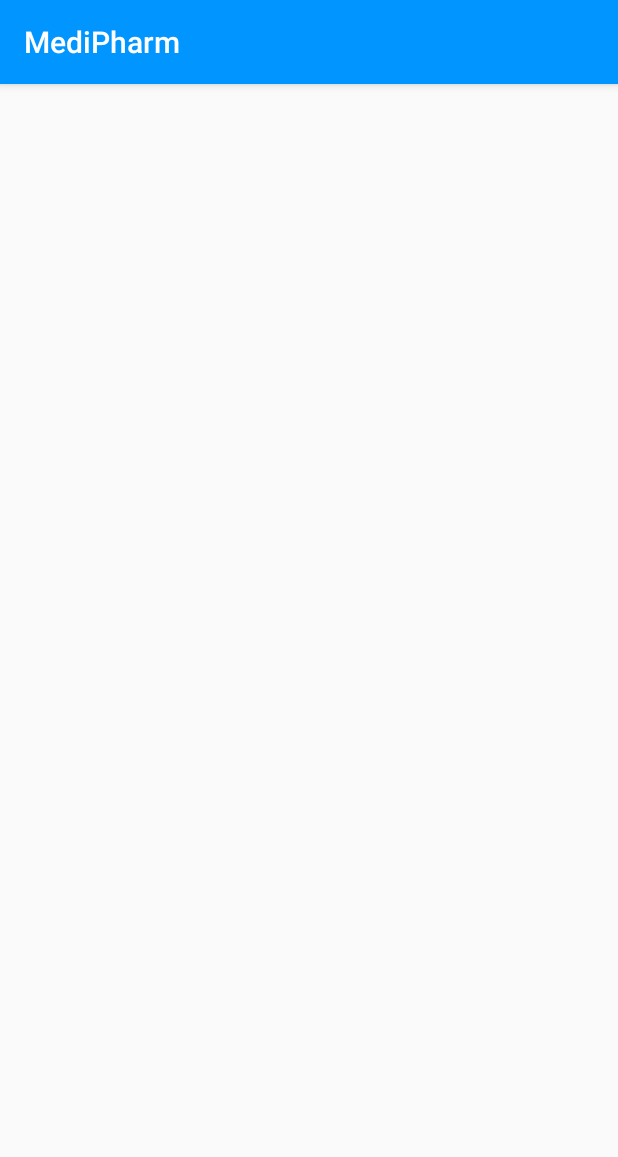
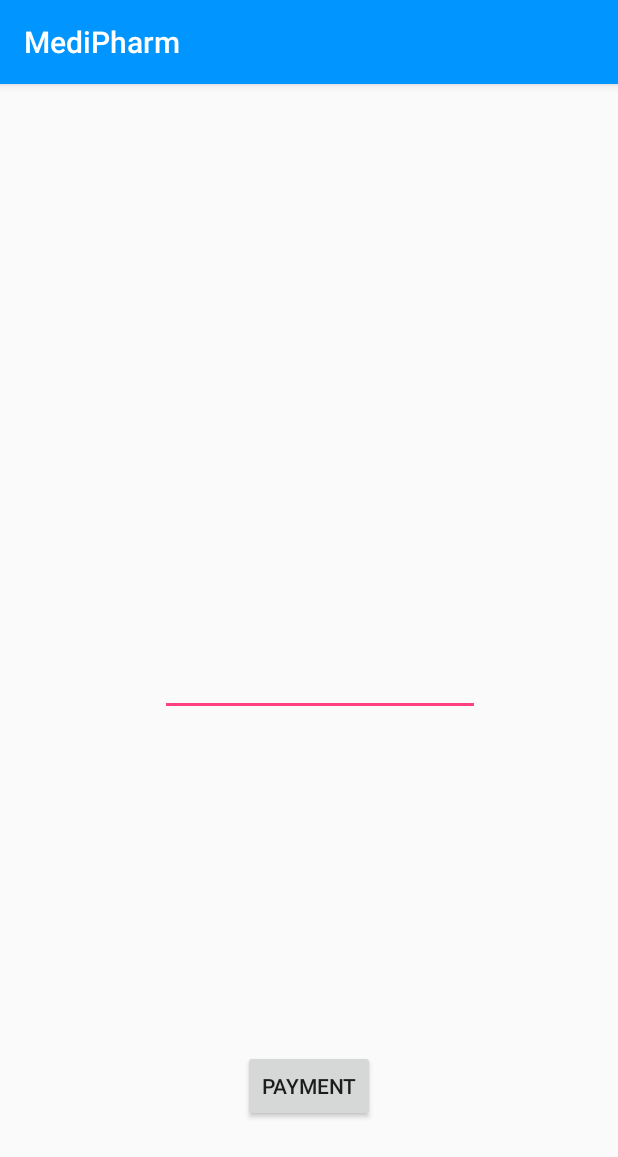
Before and after one commit to ansonvarghese/MediPharm, an Android app: the PrescriptionActivity screen opened directly, with no data from a screen before it, on a phone screen of 412 x 824 dp. Shown: the top 1157 px of the screen. Run offline under Robolectric (Android 15) with nearby library versions, the phone set to English and light mode, and no system bars.

Commit message:
Button added in prescription

```diff
--- a/app/src/main/java/com/zibbix/medpharmapp/medipharm/PrescriptionActivity.java
+++ b/app/src/main/java/com/zibbix/medpharmapp/medipharm/PrescriptionActivity.java
@@ -2,12 +2,20 @@ package com.zibbix.medpharmapp.medipharm;
 
 import android.support.v7.app.AppCompatActivity;
 import android.os.Bundle;
+import android.widget.Button;
+import android.widget.EditText;
 
 public class PrescriptionActivity extends AppCompatActivity {
-
+    EditText prescriptiontxt;
+Button nxtbutton;
     @Override
     protected void onCreate(Bundle savedInstanceState) {
         super.onCreate(savedInstanceState);
         setContentView(R.layout.activity_prescription);
+
+        prescriptiontxt=(EditText)findViewById(R.id.prestxt);
+nxtbutton=(Button)findViewById(R.id.button2);
+
+
     }
 }
--- a/app/src/main/res/layout/activity_prescription.xml
+++ b/app/src/main/res/layout/activity_prescription.xml
@@ -6,4 +6,30 @@
     android:layout_height="match_parent"
     tools:context="com.zibbix.medpharmapp.medipharm.PrescriptionActivity">
 
+    <EditText
+        android:id="@+id/prestxt"
+        android:layout_width="wrap_content"
+        android:layout_height="280dp"
+        android:layout_marginBottom="8dp"
+        android:layout_marginEnd="92dp"
+        android:layout_marginTop="8dp"
+        android:ems="10"
+        android:inputType="textMultiLine"
+        app:layout_constraintBottom_toBottomOf="parent"
+        app:layout_constraintEnd_toEndOf="parent"
+        app:layout_constraintTop_toTopOf="parent"
+        app:layout_constraintVertical_bias="0.283" />
+
+
+    <Button
+        android:id="@+id/pay2"
+        android:layout_width="wrap_content"
+        android:layout_height="wrap_content"
+        android:layout_marginBottom="76dp"
+        android:layout_marginEnd="8dp"
+        android:layout_marginStart="8dp"
+        android:text="Payment"
+        app:layout_constraintBottom_toBottomOf="parent"
+        app:layout_constraintEnd_toEndOf="parent"
+        app:layout_constraintStart_toStartOf="parent" />
 </android.support.constraint.ConstraintLayout>
```
